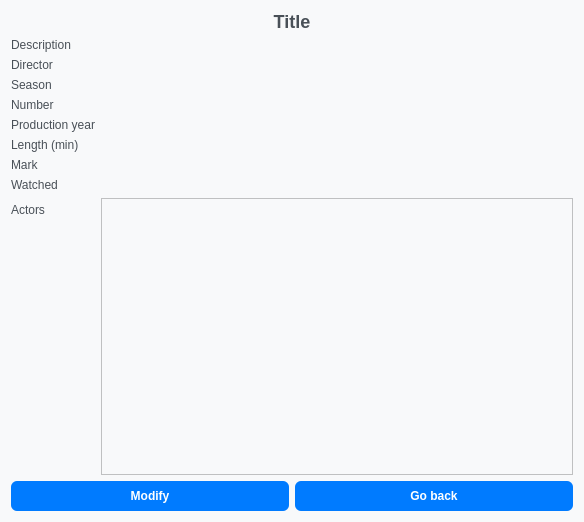
This is FilmManager/episodeviewwidget.ui in Zachaly/Jipp_Projekt_ZS_NS as Qt 5 draws it before an edit. The edited form follows.
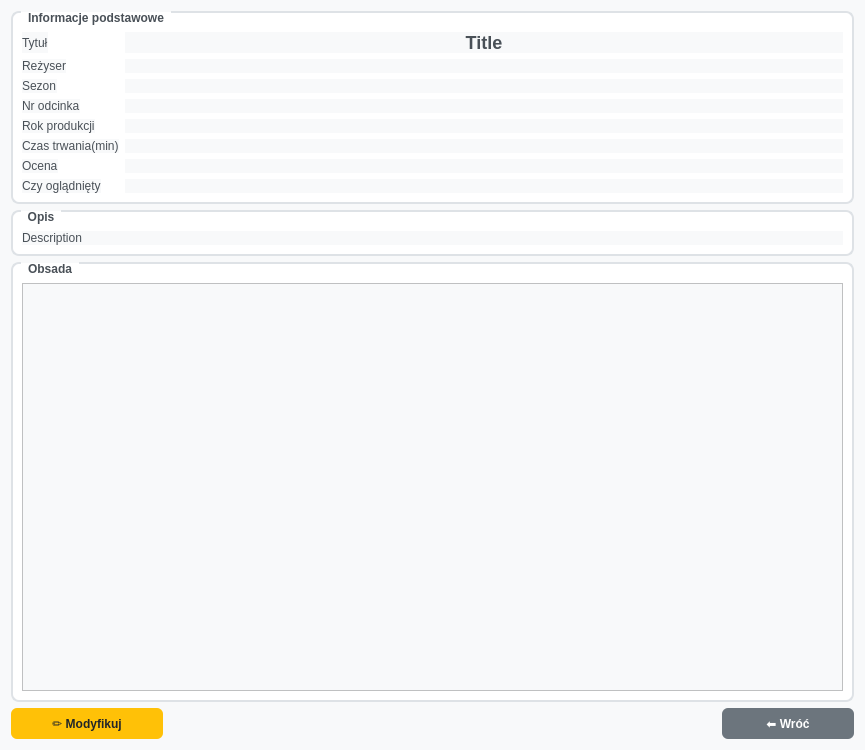
This is the edited form. Icons and pictures are not drawn.

What changed in the file:
```diff
--- a/FilmManager/episodeviewwidget.ui
+++ b/FilmManager/episodeviewwidget.ui
@@ -6,8 +6,8 @@
    <rect>
     <x>0</x>
     <y>0</y>
-    <width>584</width>
-    <height>522</height>
+    <width>865</width>
+    <height>750</height>
    </rect>
   </property>
   <property name="windowTitle">
@@ -135,6 +135,19 @@
   </property>
   <layout class="QVBoxLayout" name="verticalLayout">
    <item>
+    <widget class="QGroupBox" name="groupBox">
+     <property name="title">
+      <string>Informacje podstawowe</string>
+     </property>
+     <layout class="QFormLayout" name="formLayout_2">
+      <item row="0" column="0">
+       <widget class="QLabel" name="label">
+        <property name="text">
+         <string>Tytuł</string>
+        </property>
+       </widget>
+      </item>
+      <item row="0" column="1">
     <widget class="QLabel" name="titleLabel">
      <property name="styleSheet">
       <string notr="true">font-weight: bold; font-size: 18px</string>
@@ -147,138 +160,195 @@
      </property>
     </widget>
    </item>
-   <item>
-    <widget class="QLabel" name="descriptionLabel">
-     <property name="text">
-      <string>Description</string>
-     </property>
-    </widget>
-   </item>
-   <item>
-    <layout class="QFormLayout" name="formLayout">
-     <item row="0" column="0">
-      <widget class="QLabel" name="directorLabel">
-       <property name="text">
-        <string>Director</string>
-       </property>
-      </widget>
-     </item>
      <item row="1" column="0">
-      <widget class="QLabel" name="seasonLabel">
+       <widget class="QLabel" name="directorLabel">
        <property name="text">
-        <string>Season</string>
-       </property>
-      </widget>
-     </item>
-     <item row="2" column="0">
-      <widget class="QLabel" name="numberLabel">
-       <property name="text">
-        <string>Number</string>
-       </property>
-      </widget>
-     </item>
-     <item row="3" column="0">
-      <widget class="QLabel" name="productionYearLabel">
-       <property name="text">
-        <string>Production year</string>
-       </property>
-      </widget>
-     </item>
-     <item row="4" column="0">
-      <widget class="QLabel" name="lengthLabel">
-       <property name="text">
-        <string>Length (min)</string>
-       </property>
-      </widget>
-     </item>
-     <item row="5" column="0">
-      <widget class="QLabel" name="markLabel">
-       <property name="text">
-        <string>Mark</string>
-       </property>
-      </widget>
-     </item>
-     <item row="6" column="0">
-      <widget class="QLabel" name="watchedLabel">
-       <property name="text">
-        <string>Watched</string>
-       </property>
-      </widget>
-     </item>
-     <item row="7" column="0">
-      <widget class="QLabel" name="actorLabel">
-       <property name="text">
-        <string>Actors</string>
-       </property>
-      </widget>
-     </item>
-     <item row="0" column="1">
-      <widget class="QLabel" name="directorValueLabel">
-       <property name="text">
-        <string/>
+         <string>Reżyser</string>
        </property>
       </widget>
      </item>
      <item row="1" column="1">
-      <widget class="QLabel" name="seasonValueLabel">
+       <widget class="QLabel" name="directorValueLabel">
        <property name="text">
         <string/>
        </property>
       </widget>
      </item>
+      <item row="2" column="0">
+       <widget class="QLabel" name="seasonLabel">
+        <property name="text">
+         <string>Sezon</string>
+        </property>
+       </widget>
+      </item>
      <item row="2" column="1">
-      <widget class="QLabel" name="numberValueLabel">
+       <widget class="QLabel" name="seasonValueLabel">
        <property name="text">
         <string/>
        </property>
       </widget>
      </item>
+      <item row="3" column="0">
+       <widget class="QLabel" name="numberLabel">
+        <property name="text">
+         <string>Nr odcinka</string>
+        </property>
+       </widget>
+      </item>
      <item row="3" column="1">
-      <widget class="QLabel" name="productionYearValueLabel">
+       <widget class="QLabel" name="numberValueLabel">
        <property name="text">
         <string/>
        </property>
       </widget>
      </item>
+      <item row="4" column="0">
+       <widget class="QLabel" name="productionYearLabel">
+        <property name="text">
+         <string>Rok produkcji</string>
+        </property>
+       </widget>
+      </item>
      <item row="4" column="1">
-      <widget class="QLabel" name="lengthValueLabel">
+       <widget class="QLabel" name="productionYearValueLabel">
        <property name="text">
         <string/>
        </property>
       </widget>
      </item>
+      <item row="5" column="0">
+       <widget class="QLabel" name="lengthLabel">
+        <property name="text">
+         <string>Czas trwania(min)</string>
+        </property>
+       </widget>
+      </item>
      <item row="5" column="1">
-      <widget class="QLabel" name="markValueLabel">
+       <widget class="QLabel" name="lengthValueLabel">
        <property name="text">
         <string/>
        </property>
       </widget>
      </item>
+      <item row="6" column="0">
+       <widget class="QLabel" name="markLabel">
+        <property name="text">
+         <string>Ocena</string>
+        </property>
+       </widget>
+      </item>
      <item row="6" column="1">
-      <widget class="QLabel" name="watchedValueLabel">
+       <widget class="QLabel" name="markValueLabel">
        <property name="text">
         <string/>
        </property>
       </widget>
      </item>
+      <item row="7" column="0">
+       <widget class="QLabel" name="watchedLabel">
+        <property name="text">
+         <string>Czy oglądnięty</string>
+        </property>
+       </widget>
+      </item>
      <item row="7" column="1">
+       <widget class="QLabel" name="watchedValueLabel">
+        <property name="text">
+         <string/>
+        </property>
+       </widget>
+      </item>
+     </layout>
+    </widget>
+   </item>
+   <item>
+    <widget class="QGroupBox" name="groupBox_3">
+     <property name="title">
+      <string>Opis</string>
+     </property>
+     <layout class="QVBoxLayout" name="verticalLayout_2">
+      <item>
+       <widget class="QLabel" name="descriptionLabel">
+        <property name="text">
+         <string>Description</string>
+        </property>
+       </widget>
+      </item>
+     </layout>
+    </widget>
+   </item>
+   <item>
+    <widget class="QGroupBox" name="groupBox_2">
+     <property name="title">
+      <string>Obsada</string>
+     </property>
+     <layout class="QVBoxLayout" name="verticalLayout_3">
+      <item>
       <widget class="QListWidget" name="actorList"/>
      </item>
     </layout>
+    </widget>
    </item>
    <item>
     <layout class="QHBoxLayout" name="horizontalLayout">
      <item>
       <widget class="QPushButton" name="modifyEpisodeButton">
+       <property name="styleSheet">
+        <string notr="true">QPushButton {
+    background-color: #ffc107;
+    color: #212529;
+    min-width: 120px;
+}
+
+QPushButton:hover {
+    background-color: #e0a800;
+}
+
+QPushButton:pressed {
+    background-color: #d39e00;
+}
+
+QPushButton:disabled {
+    background-color: #6c757d;
+    color: #adb5bd;
+}</string>
+       </property>
        <property name="text">
-        <string>Modify</string>
+        <string>✏️ Modyfikuj</string>
        </property>
       </widget>
      </item>
+     <item>
+      <spacer name="horizontalSpacer">
+       <property name="orientation">
+        <enum>Qt::Orientation::Horizontal</enum>
+       </property>
+       <property name="sizeHint" stdset="0">
+        <size>
+         <width>40</width>
+         <height>20</height>
+        </size>
+       </property>
+      </spacer>
+     </item>
      <item>
       <widget class="QPushButton" name="goBackButton">
+       <property name="styleSheet">
+        <string notr="true">QPushButton {
+    background-color: #6c757d;
+    min-width: 100px;
+}
+
+QPushButton:hover {
+    background-color: #5a6268;
+}
+
+QPushButton:pressed {
+    background-color: #545b62;
+}</string>
+       </property>
        <property name="text">
-        <string>Go back</string>
+        <string>⬅️ Wróć</string>
        </property>
       </widget>
      </item>
```
Lines whose indentation alone changed are shown as unchanged.
